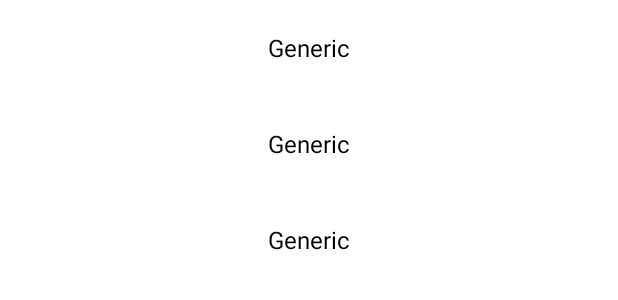
After one commit to FelipeMunizz/totemninemed, an Android app: the layout list_clinic_layout.xml on its own in the app's theme, with its tools: preview values and no code run, on a phone screen of 412 x 824 dp. The commit adds this screen. Shown: the top 300 px of the screen. Run offline under Robolectric (Android 15) with nearby library versions, the phone set to English and light mode, and no system bars; network calls fail.

Commit message:
Novas Implementações

```diff
--- a/app/src/main/java/com/femuniz/totenninemed/core/interfaces/ApiCallback.java
+++ b/app/src/main/java/com/femuniz/totenninemed/core/interfaces/IApiCallback.java
@@ -1,6 +1,6 @@
 package com.femuniz.totenninemed.core.interfaces;
 
-public interface ApiCallback<T> {
+public interface IApiCallback<T> {
     void onSuccess(T result);
     void onFailure(Throwable throwable);
 }
--- a/app/src/main/java/com/femuniz/totenninemed/core/interfaces/TotemApi.java
+++ b/app/src/main/java/com/femuniz/totenninemed/core/interfaces/ITotemApi.java
@@ -12,7 +12,7 @@ import retrofit2.http.GET;
 import retrofit2.http.POST;
 import retrofit2.http.Path;
 
-public interface TotemApi {
+public interface ITotemApi {
     @GET("ListaTotensClinica/{idClinica}")
     Call<List<Toten>> listaTotensClinica(@Path("idClinica") int idClinica);
 
--- a/app/src/main/java/com/femuniz/totenninemed/core/interfaces/UserApi.java
+++ b/app/src/main/java/com/femuniz/totenninemed/core/interfaces/IUserApi.java
@@ -7,7 +7,7 @@ import retrofit2.Call;
 import retrofit2.http.Body;
 import retrofit2.http.POST;
 
-public interface UserApi {
+public interface IUserApi {
     @POST("CreateToken")
     Call<RetornoToken> CreateToken(@Body LoginUserDTO model);
 }
--- /dev/null
+++ b/app/src/main/java/com/femuniz/totenninemed/core/model/Base.java
@@ -0,0 +1,6 @@
+package com.femuniz.totenninemed.core.model;
+
+public class Base {
+    public int id;
+    public String nome;
+}
--- a/app/src/main/java/com/femuniz/totenninemed/core/model/Toten.java
+++ b/app/src/main/java/com/femuniz/totenninemed/core/model/Toten.java
@@ -1,7 +1,5 @@
 package com.femuniz.totenninemed.core.model;
 
-public class Toten {
-    public int id;
-    public String nome;
+public class Toten extends Base {
     public int idClinica;
 }
--- a/app/src/main/java/com/femuniz/totenninemed/core/model/UrlApiNineMed.java
+++ b/app/src/main/java/com/femuniz/totenninemed/core/model/UrlApiNineMed.java
@@ -5,4 +5,5 @@ public class UrlApiNineMed {
 
     public static final String Account = baseUrl + "Account/";
     public static final String Totem = baseUrl + "Toten/";
+    public static final String Clinic = baseUrl + "Clinica/";
 }
--- /dev/null
+++ b/app/src/main/res/layout/item_layout.xml
@@ -0,0 +1,18 @@
+<?xml version="1.0" encoding="utf-8"?>
+<LinearLayout xmlns:android="http://schemas.android.com/apk/res/android"
+    android:layout_width="match_parent"
+    android:layout_height="wrap_content"
+    android:orientation="vertical"
+    android:padding="8dp">
+
+    <TextView
+        android:id="@+id/tvItem"
+        android:layout_width="match_parent"
+        android:layout_height="wrap_content"
+        android:clickable="true"
+        android:minHeight="48dp"
+        android:textColor="@color/black"
+        android:text="Generic"
+        android:textSize="16sp"
+        android:gravity="center"/>
+</LinearLayout>
--- /dev/null
+++ b/app/src/main/res/layout/list_clinic_layout.xml
@@ -0,0 +1,15 @@
+<?xml version="1.0" encoding="utf-8"?>
+<LinearLayout xmlns:android="http://schemas.android.com/apk/res/android"
+    android:layout_width="match_parent"
+    android:layout_height="match_parent"
+    xmlns:tools="http://schemas.android.com/tools"
+    android:orientation="vertical"
+    tools:context=".activity.ListsClinicActivity"
+    android:background="@color/white">
+
+    <androidx.recyclerview.widget.RecyclerView
+        android:id="@+id/recyclerView"
+        android:layout_width="match_parent"
+        android:layout_height="wrap_content"
+        tools:listitem="@layout/item_layout"/>
+</LinearLayout>
```
Also changed, not shown: app/src/main/AndroidManifest.xml (+12 -0 lines), app/src/main/java/com/femuniz/totenninemed/activity/ListTotemActivity.java (added, +69 -0 lines), app/src/main/java/com/femuniz/totenninemed/activity/ListsClinicActivity.java (added, +67 -0 lines), app/src/main/java/com/femuniz/totenninemed/activity/LoginActivity.java (+5 -6 lines), app/src/main/java/com/femuniz/totenninemed/activity/TotemActivity.java (+12 -3 lines), app/src/main/java/com/femuniz/totenninemed/adapter/GenericRecyclerViewAdapter.java (added, +55 -0 lines), app/src/main/java/com/femuniz/totenninemed/core/interfaces/IClinicAPI.java (added, +15 -0 lines), app/src/main/java/com/femuniz/totenninemed/core/model/Clinica.java (added, +11 -0 lines), app/src/main/java/com/femuniz/totenninemed/core/service/ClinicService.java (added, +47 -0 lines), app/src/main/java/com/femuniz/totenninemed/core/service/TotemService.java (+6 -7 lines), app/src/main/java/com/femuniz/totenninemed/core/service/UserService.java (+6 -6 lines).
